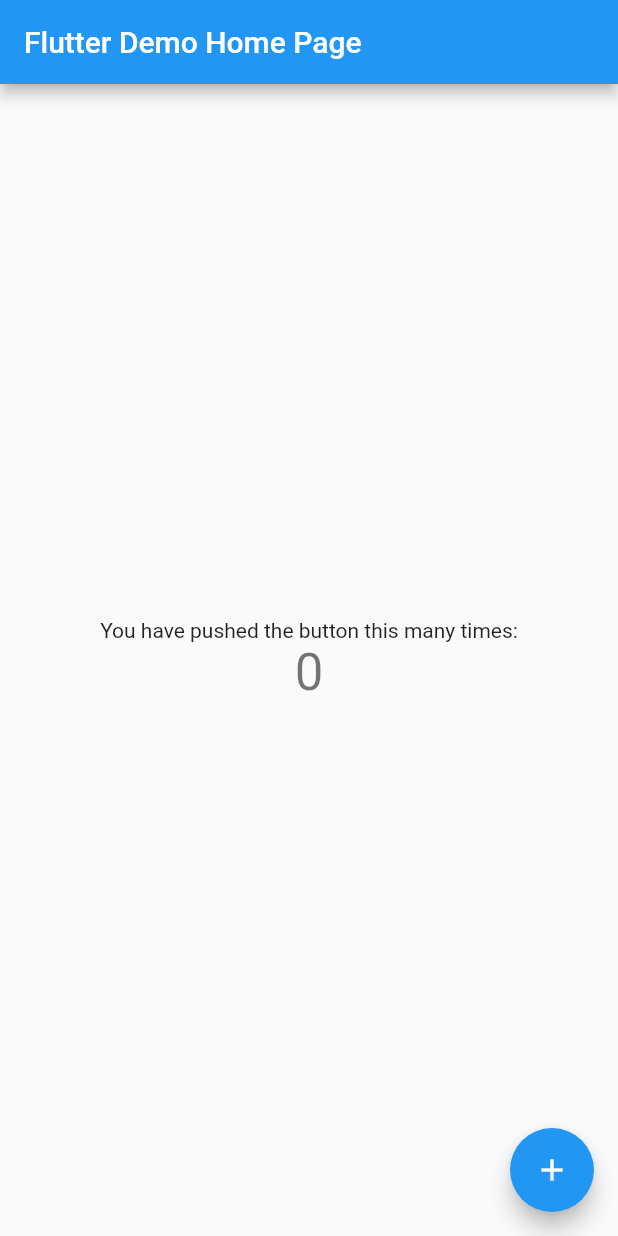
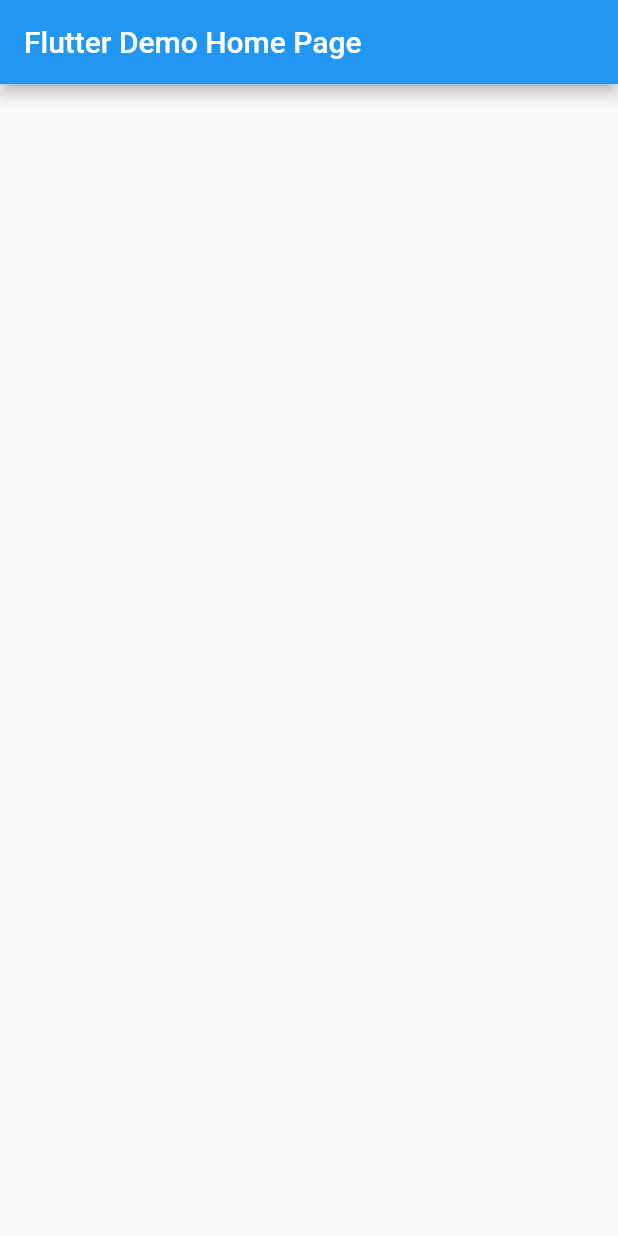
Before and after one commit to kokodavid/Sported, a Flutter app: the screen it shows after launch, on a phone screen of 412 x 824 dp. Run offline on Flutter 3.47's test engine with Material 2 defaults, Android fonts, the phone set to English and light mode, and no system bars.

```diff
--- a/lib/main.dart
+++ b/lib/main.dart
@@ -5,7 +5,6 @@ void main() {
 }
 
 class MyApp extends StatelessWidget {
-  // This widget is the root of your application.
   @override
   Widget build(BuildContext context) {
     return MaterialApp(
@@ -30,14 +29,7 @@ class MyHomePage extends StatefulWidget {
 }
 
 class _MyHomePageState extends State<MyHomePage> {
-  int _counter = 0;
 
-  void _incrementCounter() {
-    setState(() {
-
-      _counter++;
-    });
-  }
 
   @override
   Widget build(BuildContext context) {
@@ -47,27 +39,7 @@ class _MyHomePageState extends State<MyHomePage> {
 
         title: Text(widget.title),
       ),
-      body: Center(
-
-        child: Column(
-
-          mainAxisAlignment: MainAxisAlignment.center,
-          children: <Widget>[
-            Text(
-              'You have pushed the button this many times:',
-            ),
-            Text(
-              '$_counter',
-              style: Theme.of(context).textTheme.headline4,
-            ),
-          ],
-        ),
-      ),
-      floatingActionButton: FloatingActionButton(
-        onPressed: _incrementCounter,
-        tooltip: 'Increment',
-        child: Icon(Icons.add),
-      ), // This trailing comma makes auto-formatting nicer for build methods.
+      body:Container()
     );
   }
 }
--- a/pubspec.yaml
+++ b/pubspec.yaml
@@ -28,6 +28,9 @@ dependencies:
   # The following adds the Cupertino Icons font to your application.
   # Use with the CupertinoIcons class for iOS style icons.
   cupertino_icons: ^1.0.2
+  firebase_auth: ^0.18.4+1
+  cloud_firestore: ^0.14.4
+  firebase_core : ^0.5.0
 
 dev_dependencies:
   flutter_test:
```
Also changed, not shown: pubspec.lock.
